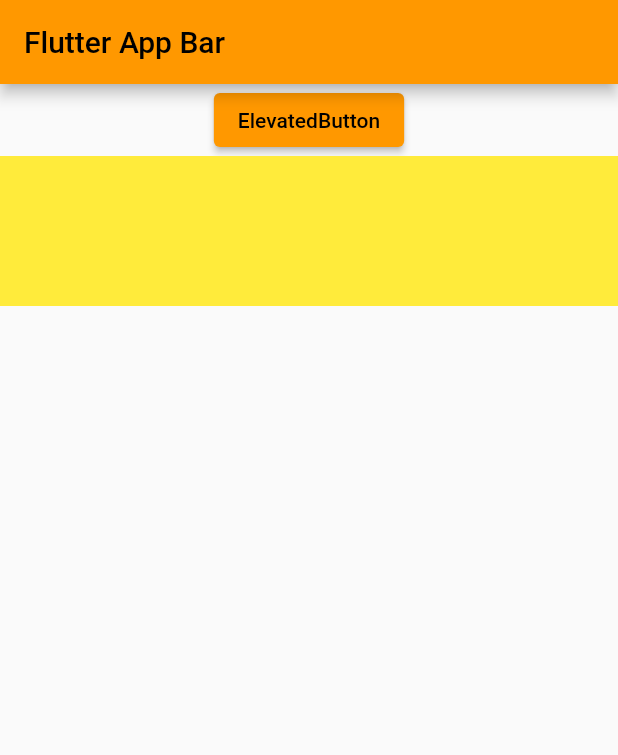
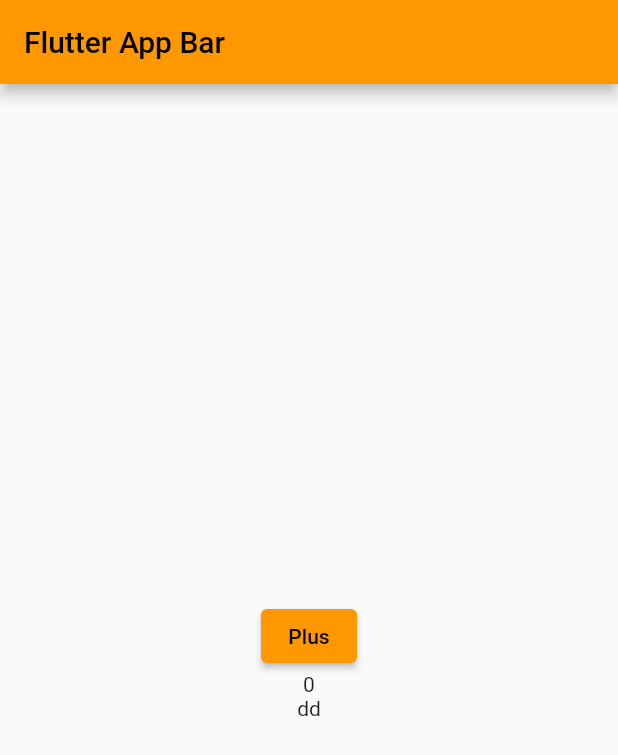
Before and after one commit to kwakdeung/dev_flutter, a Flutter app: the screen it shows after launch, on a phone screen of 412 x 824 dp. Shown: the top 755 px of the screen. Run offline on Flutter 3.47's test engine with Material 2 defaults, Android fonts, the phone set to English and light mode, and no system bars.

Commit message:
ch01_10_stateful_widget

```diff
--- a/drawing_app_widget/flutter_application_1/lib/main.dart
+++ b/drawing_app_widget/flutter_application_1/lib/main.dart
@@ -15,7 +15,7 @@ class MyApp extends StatelessWidget {
       theme: ThemeData(
         primarySwatch: Colors.orange,
       ),
-      home: const MyHomePage(),
+      home: MyHomePage(),
     );
   }
 }
--- a/drawing_app_widget/flutter_application_1/lib/pages/my_home_page.dart
+++ b/drawing_app_widget/flutter_application_1/lib/pages/my_home_page.dart
@@ -1,12 +1,19 @@
-// ch01_09_elevatedbutton_outlinedbutton_textbutton_gesturedetector
-// 자주 사용되는 버튼 작성
+// ch01_10_stateful_widget
+// 정적인 화면 말고 동적인 화면 그리기
 
 import 'package:flutter/material.dart';
 
-class MyHomePage extends StatelessWidget {
-  const MyHomePage({
+class MyHomePage extends StatefulWidget {
+  MyHomePage({
     Key? key,
   }) : super(key: key);
+
+  @override
+  State<MyHomePage> createState() => _MyHomePageState();
+}
+
+class _MyHomePageState extends State<MyHomePage> {
+  int count = 0;
 
   @override
   Widget build(BuildContext context) {
@@ -15,145 +22,38 @@ class MyHomePage extends StatelessWidget {
         title: const Text('Flutter App Bar'),
       ),
       body: Column(
+        mainAxisAlignment: MainAxisAlignment.center,
+        crossAxisAlignment: CrossAxisAlignment.center,
         children: [
           ElevatedButton(
             onPressed: () {
-              print("ElevatedButton");
+              setState(() {
+                count++;
+              });
+              print(count);
             },
-            onLongPress: () {
-              print("ElevatedButton onLongPress");
-            },
-            child: const Text('ElevatedButton'),
+            child: const Text('Plus'),
           ),
-          GestureDetector(
-            onTap: () {
-              print("GestureDetector");
-            },
-            onTapDown: (detail) {
-              print(
-                  "GestureDetector ${detail.kind} | ${detail.globalPosition}");
-            },
-            child: Container(
-              color: Colors.yellow,
-              height: 100,
-            ),
+          Center(
+            child: Text('$count'),
           ),
-          // 1. ElevatedButton, OutlinedButton, TextButton
-          // (1) 생성자 형태(속성값)가 동일합니다.
-          // (2) styleFrom
-          // (3) disable
-          // Column(
-          //         children: [
-          //           ElevatedButton(
-          //             onPressed: () {
-          //               print("ElevatedButton");
-          //             },
-          //             onLongPress: () {
-          //               print("ElevatedButton onLongPress");
-          //             },
-          //             child: const Text('ElevatedButton'),
-          //           ),
-          //           Row(
-          //             children: [
-          //               ElevatedButton(
-          //                 onPressed: () {
-          //                   print("ElevatedButton2");
-          //                 },
-          //                 style: ElevatedButton.styleFrom(
-          //                   backgroundColor: Colors.blue,
-          //                   foregroundColor: Colors.white,
-          //                 ),
-          //                 child: const Text('ElevatedButton2 blue'),
-          //               ),
-          //               ElevatedButton(
-          //                 onPressed: null,
-          //                 style: ElevatedButton.styleFrom(
-          //                   backgroundColor: Colors.blue,
-          //                   foregroundColor: Colors.white,
-          //                   disabledForegroundColor: Colors.blue.withOpacity(0.38),
-          //                   disabledBackgroundColor: Colors.blue.withOpacity(0.12),
-          //                 ),
-          //                 child: const Text('ElevatedButton2 blue'),
-          //               ),
-          //             ],
-          //           ),
-          //           Row(
-          //             children: [
-          //               OutlinedButton(
-          //                 onPressed: () {
-          //                   print("OutlinedButton");
-          //                 },
-          //                 style: OutlinedButton.styleFrom(
-          //                   backgroundColor: Colors.white,
-          //                   foregroundColor: Colors.blue,
-          //                   side: const BorderSide(color: Colors.blue),
-          //                 ),
-          //                 child: const Text('OutlinedButton'),
-          //               ),
-          //               OutlinedButton(
-          //                 onPressed: null,
-          //                 style: OutlinedButton.styleFrom(
-          //                   backgroundColor: Colors.white,
-          //                   foregroundColor: Colors.blue,
-          //                   disabledForegroundColor: Colors.blue.withOpacity(0.38),
-          //                 ),
-          //                 child: const Text('OutlinedButton'),
-          //               ),
-          //             ],
-          //           ),
-          //           Row(
-          //             children: [
-          //               TextButton(
-          //                 onPressed: () {
-          //                   print("TextButton");
-          //                 },
-          //                 style: TextButton.styleFrom(
-          //                   backgroundColor: Colors.white,
-          //                   foregroundColor: Colors.blue,
-          //                 ),
-          //                 child: const Text('TextButton'),
-          //               ),
-          //               TextButton(
-          //                 onPressed: null,
-          //                 style: TextButton.styleFrom(
-          //                   backgroundColor: Colors.white,
-          //                   foregroundColor: Colors.blue,
-          //                   disabledForegroundColor: Colors.blue.withOpacity(0.38),
-          //                 ),
-          //                 child: const Text('TextButton'),
-          //               ),
-          //             ],
-          //           ),
-
-          // 2. GestureDetector
-          // Column(
-          //   children: [
-          //     ElevatedButton(
-          //       onPressed: () {
-          //         print("ElevatedButton");
-          //       },
-          //       onLongPress: () {
-          //         print("ElevatedButton onLongPress");
-          //       },
-          //       child: const Text('ElevatedButton'),
-          //     ),
-          //     GestureDetector(
-          //       onTap: () {
-          //         print("GestureDetector");
-          //       },
-          //       onTapDown: (detail) {
-          //         print(
-          //             "GestureDetector ${detail.kind} | ${detail.globalPosition}");
-          //       },
-          //       child: Container(
-          //         color: Colors.yellow,
-          //         height: 100,
-          //       ),
-          //     ),
-          //   ],
-          // ),
+          Junyeong(),
         ],
       ),
     );
   }
 }
+
+class Junyeong extends StatefulWidget {
+  const Junyeong({super.key});
+
+  @override
+  State<Junyeong> createState() => _JunyeongState();
+}
+
+class _JunyeongState extends State<Junyeong> {
+  @override
+  Widget build(BuildContext context) {
+    return Text('dd');
+  }
+}
```
